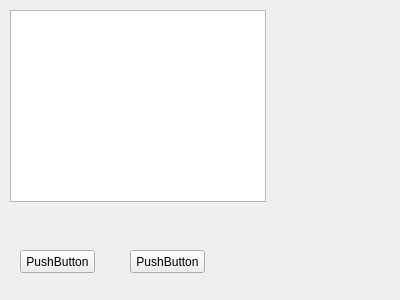
Old version of the form Graphics/hierarchy.ui in the repository mizquierdo97/Graphics.
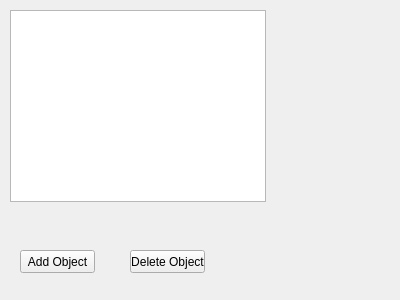
New version of the form.

Commit message: creating hierarchy list

```diff
--- a/Graphics/hierarchy.ui
+++ b/Graphics/hierarchy.ui
@@ -23,7 +23,7 @@
     </rect>
    </property>
    <property name="text">
-    <string>PushButton</string>
+    <string>Add Object</string>
    </property>
   </widget>
   <widget class="QPushButton" name="pushButton_2">
@@ -36,7 +36,7 @@
     </rect>
    </property>
    <property name="text">
-    <string>PushButton</string>
+    <string>Delete Object</string>
    </property>
   </widget>
   <widget class="QListView" name="listView">
```
Left out of the diff: 6 changed lines with no effect on the pictures. The commit also changes 2 other files.
